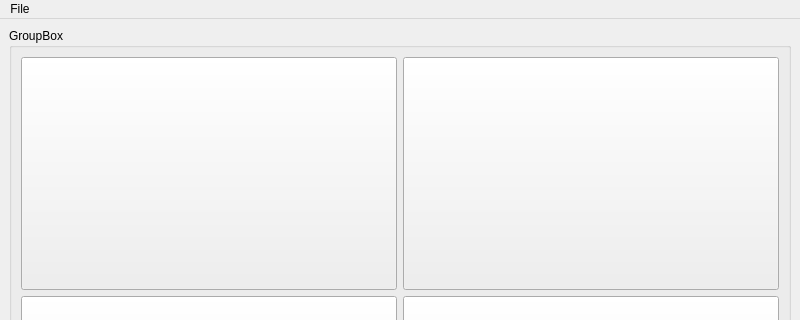
The window that mainwindow.ui (Shiikoro/memtrainer) describes before a commit, drawn with Qt 5; both pictures show x 0 to 800 and y 0 to 320 of the 800 by 600 pixel window.
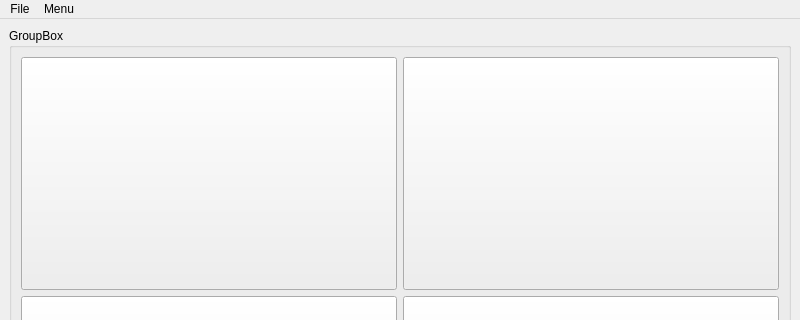
The same window after the commit.

```diff
--- a/mainwindow.ui
+++ b/mainwindow.ui
@@ -98,7 +98,7 @@
      <x>0</x>
      <y>0</y>
      <width>800</width>
-     <height>25</height>
+     <height>21</height>
     </rect>
    </property>
    <widget class="QMenu" name="menuFile">
@@ -112,7 +112,14 @@
     <addaction name="separator"/>
     <addaction name="actionStart"/>
    </widget>
+   <widget class="QMenu" name="menuMenu">
+    <property name="title">
+     <string>Menu</string>
+    </property>
+    <addaction name="actionInterval"/>
+   </widget>
    <addaction name="menuFile"/>
+   <addaction name="menuMenu"/>
   </widget>
   <widget class="QStatusBar" name="statusbar"/>
   <action name="actionCreate_new_File">
```
Left out of the diff: 15 changed lines with no effect on the pictures.
